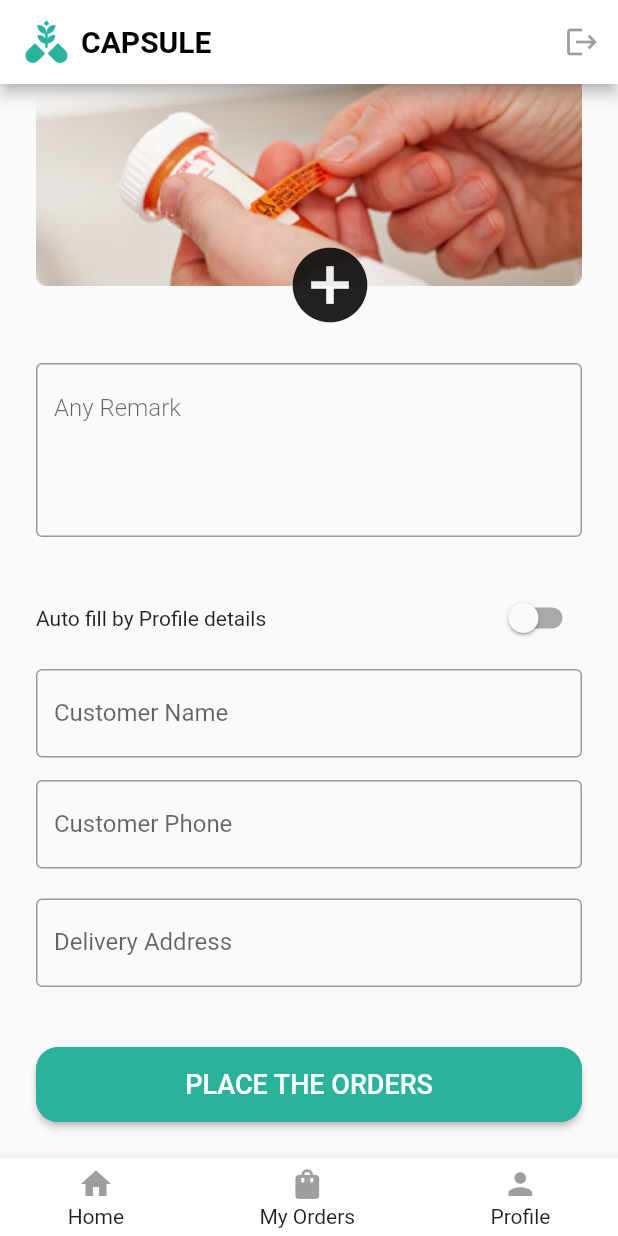
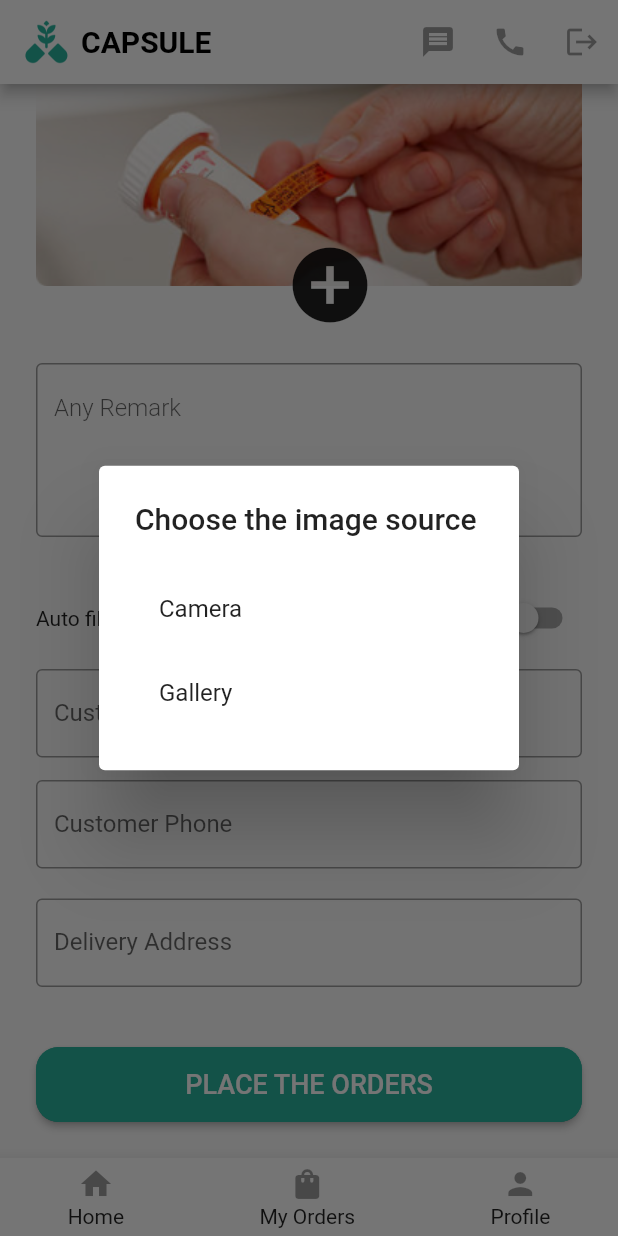
Before and after one commit to johndanu/UV-Capsule, a Flutter app: the UploadPrescription screen opened directly, scrolled down 184 dp, after a tap on the "add circle" icon, on a phone screen of 412 x 824 dp. Run offline on Flutter 3.47's test engine with Material 2 defaults, Android fonts, the phone set to English and light mode, and no system bars; our stand-ins replace another_flushbar, image_picker, intl_phone_field, shared_preferences; missing offline and left inert: autocomplete_textfield, dart:ffi; accounts and stored records are empty.

Commit message:
buttons added

```diff
--- a/lib/Screens/uploadPrescription.dart
+++ b/lib/Screens/uploadPrescription.dart
@@ -26,26 +26,12 @@ class _UploadPrescriptionState extends State<UploadPrescription> {
   TextEditingController customerAddressController = TextEditingController();
   TextEditingController remarksController = TextEditingController();
 
-  Future<void> _pickImage() async {
+  Future<void> _pickImage(ImageSource source) async {
     try {
-      final pickedImages = await _picker.pickMultiImage();
-
-      if (pickedImages != null && pickedImages.isNotEmpty) {
-        // Extract unique hash codes from the existing images
-        final existingName = images.map((image) => image.name).toList();
-
-        print(existingName);
-
-        // Add new unique images based on hash codes from pickedImages
-        final newImages = pickedImages.where((pickedImage) {
-          print(pickedImage.hashCode);
-
-          return !existingName.contains(pickedImage.name);
-        }).toList();
-
+      final pickedImage = await _picker.pickImage(source: source);
+      if (pickedImage != null) {
         setState(() {
-          // Combine existing images with new unique images
-          images = [...images, ...newImages];
+          images.add(pickedImage);
         });
       }
     } catch (e) {
@@ -102,6 +88,35 @@ class _UploadPrescriptionState extends State<UploadPrescription> {
       customerPhoneController.text = '';
       customerAddressController.text = '';
     }
+  }
+
+  Future<void> _showImageSourceDialog() async {
+    return showDialog(
+        context: context,
+        builder: (context) {
+          return AlertDialog(
+            title: Text("Choose the image source"),
+            content: Column(
+              mainAxisSize: MainAxisSize.min,
+              children: <Widget>[
+                ListTile(
+                  title: Text("Camera"),
+                  onTap: () {
+                    Navigator.of(context).pop();
+                    _pickImage(ImageSource.camera);
+                  },
+                ),
+                ListTile(
+                  title: Text("Gallery"),
+                  onTap: () {
+                    Navigator.of(context).pop();
+                    _pickImage(ImageSource.gallery);
+                  },
+                ),
+              ],
+            ),
+          );
+        });
   }
 
   @override
@@ -164,7 +179,7 @@ class _UploadPrescriptionState extends State<UploadPrescription> {
                           padding: EdgeInsets.only(top: 160),
                           child: IconButton(
                             onPressed: () {
-                              _pickImage();
+                              _showImageSourceDialog();
                             },
                             icon: Icon(
                               Icons.add_circle,
--- a/lib/widgets/appbar.dart
+++ b/lib/widgets/appbar.dart
@@ -3,6 +3,7 @@ import 'package:capsule/Providers/auth_provider.dart';
 import 'package:capsule/Utils/shared_preference.dart';
 import 'package:flutter/material.dart';
 import 'package:provider/provider.dart';
+import 'package:url_launcher/url_launcher.dart';
 
 class MyAppBar extends StatelessWidget implements PreferredSizeWidget {
   @override
@@ -11,6 +12,40 @@ class MyAppBar extends StatelessWidget implements PreferredSizeWidget {
   void logout(BuildContext context) async {
     await CapsulePreferences().clearAll();
     Navigator.pushReplacementNamed(context, '/main');
+  }
+
+  void _launchWhatsApp(BuildContext context) async {
+    const whatsappNumber = "+1234567890"; // Replace with your WhatsApp number
+    const message = "Hi, I need your assistance";
+    var whatsappUrl = "whatsapp://send?phone=$whatsappNumber&text=$message";
+
+    Uri uri = Uri.parse(whatsappUrl);
+    print(uri);
+    if (await canLaunchUrl(uri)) {
+      await launchUrl(uri);
+    } else {
+      ScaffoldMessenger.of(context).showSnackBar(
+        const SnackBar(
+          content: Text("WhatsApp is not installed on the device"),
+        ),
+      );
+    }
+  }
+
+  void _makePhoneCall(BuildContext context) async {
+    const phoneNumber =
+        'tel:+1234567890'; // Replace with your desired phone number
+    Uri phoneNumber1 = Uri.parse(phoneNumber);
+
+    if (await canLaunchUrl(phoneNumber1)) {
+      await launchUrl(phoneNumber1);
+    } else {
+      ScaffoldMessenger.of(context).showSnackBar(
+        SnackBar(
+          content: Text("Unable to launch phone app"),
+        ),
+      );
+    }
   }
 
   @override
@@ -71,14 +106,25 @@ class MyAppBar extends StatelessWidget implements PreferredSizeWidget {
               ],
             ),
             actions: [
-              // IconButton(
-              //   icon: Icon(
-              //     Icons.help,
-              //     color: Colors.black38,
-              //   ),
-              //   onPressed: () {},
-              // ),
-              if (loggedIn)
+              IconButton(
+                icon: Icon(
+                  Icons.message,
+                  color: Colors.black38,
+                ),
+                onPressed: () {
+                  _launchWhatsApp(context);
+                },
+              ),
+              IconButton(
+                icon: Icon(
+                  Icons.call,
+                  color: Colors.black38,
+                ),
+                onPressed: () {
+                  _makePhoneCall(context);
+                },
+              ),
+              if (loggedIn) // Conditional widget rendering
                 IconButton(
                   icon: Icon(
                     Icons.logout,
--- a/pubspec.yaml
+++ b/pubspec.yaml
@@ -31,6 +31,7 @@ dependencies:
   flutter:
     sdk: flutter
   intl_phone_field: ^3.1.0
+  url_launcher:  ^6.0.0
   intl: ^0.17.0
   flutter_launcher_icons: "^0.13.1"
   provider: ^6.0.5
```
Also changed, not shown: pubspec.lock, 8 other files.
